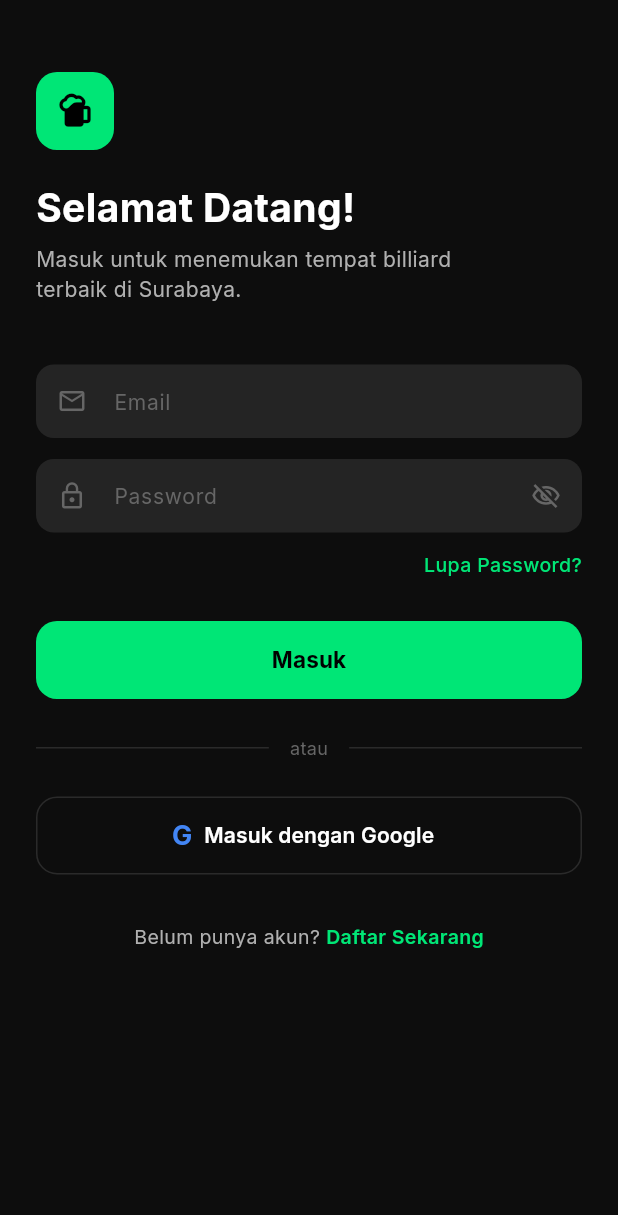
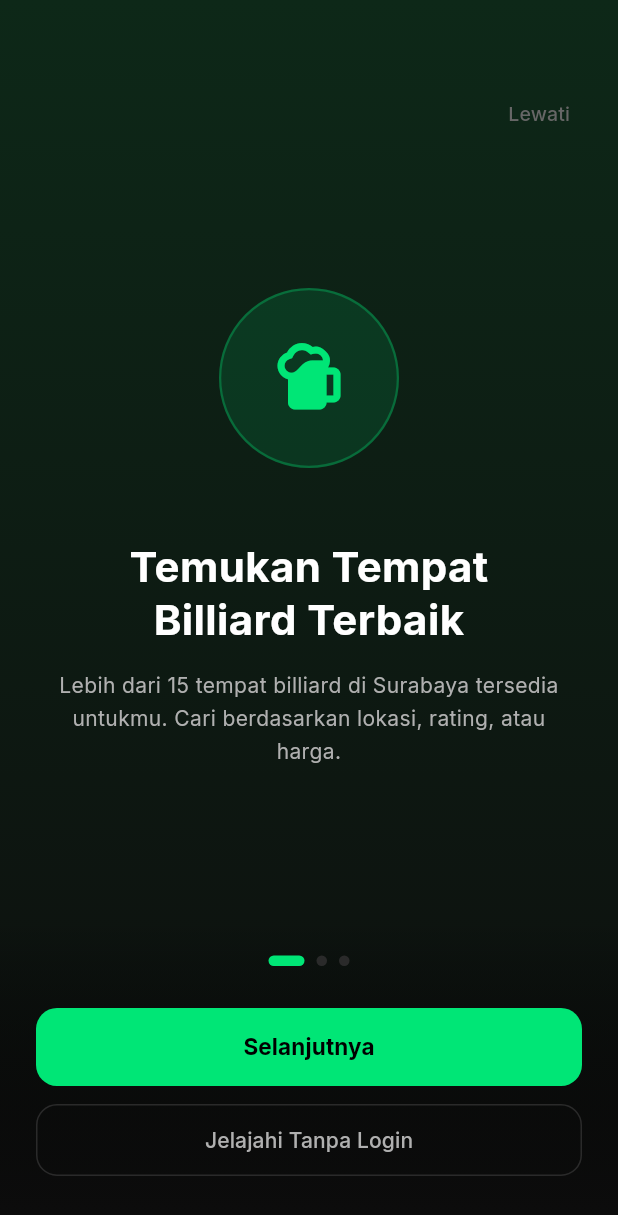
Before and after one commit to Alvin831/CLoud2, a Flutter app: the screen it shows after launch, on a phone screen of 412 x 824 dp. Shown: the top 1215 px of the screen. Run offline on Flutter 3.47's test engine with Material 3 defaults, Android fonts, the phone set to English and light mode, and no system bars; our stand-ins replace carousel_slider, cloud_firestore, firebase_auth, firebase_core, google_fonts, google_sign_in and 1 more; accounts and stored records are empty; statements that could not run were skipped.

Commit message:
tambah onboardpage

```diff
--- /dev/null
+++ b/billiard_surabaya/lib/features/onboarding/onboarding_page.dart
@@ -0,0 +1,279 @@
+import 'package:flutter/material.dart';
+import '../../core/theme/app_theme.dart';
+import '../auth/login_page.dart';
+import '../main/main_shell.dart';
+
+class OnboardingPage extends StatefulWidget {
+  const OnboardingPage({super.key});
+
+  @override
+  State<OnboardingPage> createState() => _OnboardingPageState();
+}
+
+class _OnboardingPageState extends State<OnboardingPage> {
+  final PageController _pageController = PageController();
+  int _currentPage = 0;
+
+  static const List<_OnboardingData> _slides = [
+    _OnboardingData(
+      icon: Icons.sports_bar_rounded,
+      iconColor: AppColors.neonGreen,
+      title: 'Temukan Tempat\nBilliard Terbaik',
+      subtitle:
+          'Lebih dari 15 tempat billiard di Surabaya tersedia untukmu. Cari berdasarkan lokasi, rating, atau harga.',
+      gradient: [Color(0xFF0D2818), Color(0xFF0D0D0D)],
+    ),
+    _OnboardingData(
+      icon: Icons.map_rounded,
+      iconColor: AppColors.neonBlue,
+      title: 'Lihat Peta\nSecara Real-Time',
+      subtitle:
+          'Temukan tempat billiard terdekat dari lokasimu sekarang. Navigasi langsung lewat Google Maps.',
+      gradient: [Color(0xFF0A1A2E), Color(0xFF0D0D0D)],
+    ),
+    _OnboardingData(
+      icon: Icons.favorite_rounded,
+      iconColor: Color(0xFFFF6B9D),
+      title: 'Simpan Favorit\n& Pantau Promo',
+      subtitle:
+          'Login untuk menyimpan tempat favorit, melihat riwayat kunjungan, dan mendapatkan notifikasi promo eksklusif.',
+      gradient: [Color(0xFF2E0A1A), Color(0xFF0D0D0D)],
+    ),
+  ];
+
+  @override
+  void dispose() {
+    _pageController.dispose();
+    super.dispose();
+  }
+
+  void _nextPage() {
+    if (_currentPage < _slides.length - 1) {
+      _pageController.nextPage(
+        duration: const Duration(milliseconds: 350),
+        curve: Curves.easeInOut,
+      );
+    }
+  }
+
+  void _goToApp({bool asGuest = false}) {
+    if (asGuest) {
+      // Langsung ke MainShell tanpa login
+      Navigator.of(context).pushReplacement(
+        MaterialPageRoute(builder: (_) => const MainShell()),
+      );
+    } else {
+      Navigator.of(context).push(
+        MaterialPageRoute(builder: (_) => const LoginPage()),
+      );
+    }
+  }
+
+  @override
+  Widget build(BuildContext context) {
+    return Scaffold(
+      backgroundColor: AppColors.background,
+      body: Stack(
+        children: [
+          // ── Slides ──────────────────────────────────────────────────────
+          PageView.builder(
+            controller: _pageController,
+            onPageChanged: (i) => setState(() => _currentPage = i),
+            itemCount: _slides.length,
+            itemBuilder: (_, i) => _buildSlide(_slides[i]),
+          ),
+
+          // ── Bottom controls ─────────────────────────────────────────────
+          Positioned(
+            left: 0,
+            right: 0,
+            bottom: 0,
+            child: _buildBottomControls(),
+          ),
+
+          // ── Skip button ──────────────────────────────────────────────────
+          Positioned(
+            top: 52,
+            right: 20,
+            child: SafeArea(
+              child: TextButton(
+                onPressed: () => _goToApp(asGuest: true),
+                child: const Text(
+                  'Lewati',
+                  style: TextStyle(
+                    color: AppColors.textMuted,
+                    fontSize: 13,
+                    fontWeight: FontWeight.w500,
+                  ),
+                ),
+              ),
+            ),
+          ),
+        ],
+      ),
+    );
+  }
+
+  Widget _buildSlide(_OnboardingData data) {
+    return Container(
+      decoration: BoxDecoration(
+        gradient: LinearGradient(
+          colors: data.gradient,
+          begin: Alignment.topCenter,
+          end: Alignment.bottomCenter,
+        ),
+      ),
+      child: SafeArea(
+        child: Padding(
+          padding: const EdgeInsets.fromLTRB(32, 80, 32, 200),
+          child: Column(
+            mainAxisAlignment: MainAxisAlignment.center,
+            children: [
+              // Icon illustration
+              Container(
+                width: 120,
+                height: 120,
+                decoration: BoxDecoration(
+                  color: data.iconColor.withValues(alpha: 0.12),
+                  shape: BoxShape.circle,
+                  border: Border.all(
+                    color: data.iconColor.withValues(alpha: 0.3),
+                    width: 1.5,
+                  ),
+                ),
+                child: Icon(data.icon, color: data.iconColor, size: 56),
+              ),
+              const SizedBox(height: 48),
+
+              // Title
+              Text(
+                data.title,
+                textAlign: TextAlign.center,
+                style: const TextStyle(
+                  fontSize: 28,
+                  fontWeight: FontWeight.w700,
+                  color: AppColors.textPrimary,
+                  height: 1.25,
+                ),
+              ),
+              const SizedBox(height: 16),
+
+              // Subtitle
+              Text(
+                data.subtitle,
+                textAlign: TextAlign.center,
+                style: const TextStyle(
+                  fontSize: 14,
+                  color: AppColors.textSecondary,
+                  height: 1.6,
+                ),
+              ),
+            ],
+          ),
+        ),
+      ),
+    );
+  }
+
+  Widget _buildBottomControls() {
+    final isLast = _currentPage == _slides.length - 1;
+
+    return Container(
+      padding: const EdgeInsets.fromLTRB(24, 24, 24, 40),
+      decoration: const BoxDecoration(
+        gradient: LinearGradient(
+          colors: [Colors.transparent, AppColors.background],
+          begin: Alignment.topCenter,
+          end: Alignment.bottomCenter,
+        ),
+      ),
+      child: Column(
+        mainAxisSize: MainAxisSize.min,
+        children: [
+          // Page indicator dots
+          Row(
+            mainAxisAlignment: MainAxisAlignment.center,
+            children: List.generate(_slides.length, (i) {
+              final isActive = i == _currentPage;
+              return AnimatedContainer(
+                duration: const Duration(milliseconds: 250),
+                margin: const EdgeInsets.symmetric(horizontal: 4),
+                width: isActive ? 24 : 7,
+                height: 7,
+                decoration: BoxDecoration(
+                  color: isActive ? AppColors.neonGreen : AppColors.divider,
+                  borderRadius: BorderRadius.circular(4),
+                ),
+              );
+            }),
+          ),
+          const SizedBox(height: 28),
+
+          // Primary action button
+          SizedBox(
+            width: double.infinity,
+            height: 52,
+            child: ElevatedButton(
+              onPressed: isLast ? () => _goToApp() : _nextPage,
+              style: ElevatedButton.styleFrom(
+                backgroundColor: AppColors.neonGreen,
+                foregroundColor: Colors.black,
+                shape: RoundedRectangleBorder(
+                  borderRadius: BorderRadius.circular(14),
+                ),
+                elevation: 0,
+              ),
+              child: Text(
+                isLast ? 'Masuk / Daftar' : 'Selanjutnya',
+                style: const TextStyle(
+                  fontSize: 15,
+                  fontWeight: FontWeight.w700,
+                ),
+              ),
+            ),
+          ),
+          const SizedBox(height: 12),
+
+          // Guest button — selalu tampil
+          SizedBox(
+            width: double.infinity,
+            height: 48,
+            child: TextButton(
+              onPressed: () => _goToApp(asGuest: true),
+              style: TextButton.styleFrom(
+                shape: RoundedRectangleBorder(
+                  borderRadius: BorderRadius.circular(14),
+                  side: const BorderSide(color: AppColors.divider),
+                ),
+              ),
+              child: const Text(
+                'Jelajahi Tanpa Login',
+                style: TextStyle(
+                  fontSize: 14,
+                  color: AppColors.textSecondary,
+                  fontWeight: FontWeight.w500,
+                ),
+              ),
+            ),
+          ),
+        ],
+      ),
+    );
+  }
+}
+
+class _OnboardingData {
+  final IconData icon;
+  final Color iconColor;
+  final String title;
+  final String subtitle;
+  final List<Color> gradient;
+
+  const _OnboardingData({
+    required this.icon,
+    required this.iconColor,
+    required this.title,
+    required this.subtitle,
+    required this.gradient,
+  });
+}
--- a/billiard_surabaya/lib/main.dart
+++ b/billiard_surabaya/lib/main.dart
@@ -8,7 +8,7 @@ import 'core/providers/auth_provider.dart' as app_auth;
 import 'core/providers/billiard_provider.dart';
 import 'core/providers/favorite_provider.dart';
 import 'core/theme/app_theme.dart';
-import 'features/auth/login_page.dart';
+import 'features/onboarding/onboarding_page.dart';
 import 'features/main/main_shell.dart';
 
 void main() async {
@@ -26,13 +26,10 @@ class MyApp extends StatelessWidget {
   Widget build(BuildContext context) {
     return MultiProvider(
       providers: [
-        // Provider autentikasi — dipakai seluruh app
         ChangeNotifierProvider(create: (_) => app_auth.AuthProvider()),
-        // Provider data biliar — pre-fetch data saat pertama kali dibuat
         ChangeNotifierProvider(
           create: (_) => BilliardProvider()..fetchPlaces(),
         ),
-        // Provider favorit — state lokal sementara
         ChangeNotifierProvider(create: (_) => FavoriteProvider()),
       ],
       child: MaterialApp(
@@ -45,8 +42,9 @@ class MyApp extends StatelessWidget {
   }
 }
 
-/// AuthGate memutuskan halaman mana yang ditampilkan
-/// berdasarkan status login user dari Firebase.
+/// AuthGate:
+/// - Jika sudah login → MainShell langsung
+/// - Jika belum login → Onboarding (bisa jelajahi sebagai tamu)
 class AuthGate extends StatelessWidget {
   const AuthGate({super.key});
 
@@ -55,18 +53,18 @@ class AuthGate extends StatelessWidget {
     return StreamBuilder<User?>(
       stream: FirebaseAuth.instance.authStateChanges(),
       builder: (context, snapshot) {
-        // Masih menunggu status dari Firebase
+        // Tunggu Firebase
         if (snapshot.connectionState == ConnectionState.waiting) {
           return const _SplashScreen();
         }
 
-        // User sudah login → masuk ke app utama
+        // Sudah login → langsung ke app
         if (snapshot.hasData && snapshot.data != null) {
           return const MainShell();
         }
 
-        // Belum login → halaman login
-        return const LoginPage();
+        // Belum login → onboarding (bisa lanjut sebagai tamu)
+        return const OnboardingPage();
       },
     );
   }
```
Also changed, not shown: billiard_surabaya/firestore_seed/places.json (added, +281 -0 lines), billiard_surabaya/lib/features/auth/login_page.dart (+19 -1 lines), billiard_surabaya/lib/features/main/main_shell.dart (+132 -2 lines), 1 other file.
